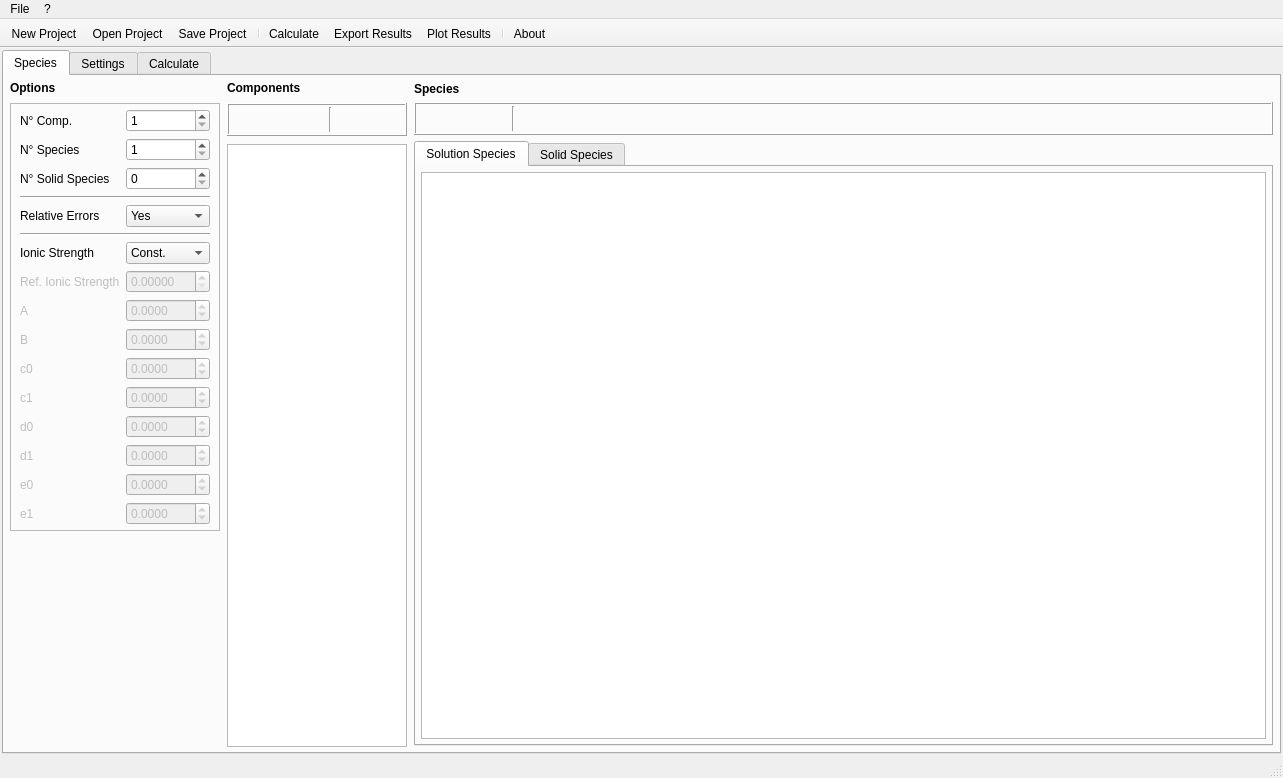
Kastakin/PyES, file src/main/python/pyes/ui/PyES_main.ui: the form before one commit.
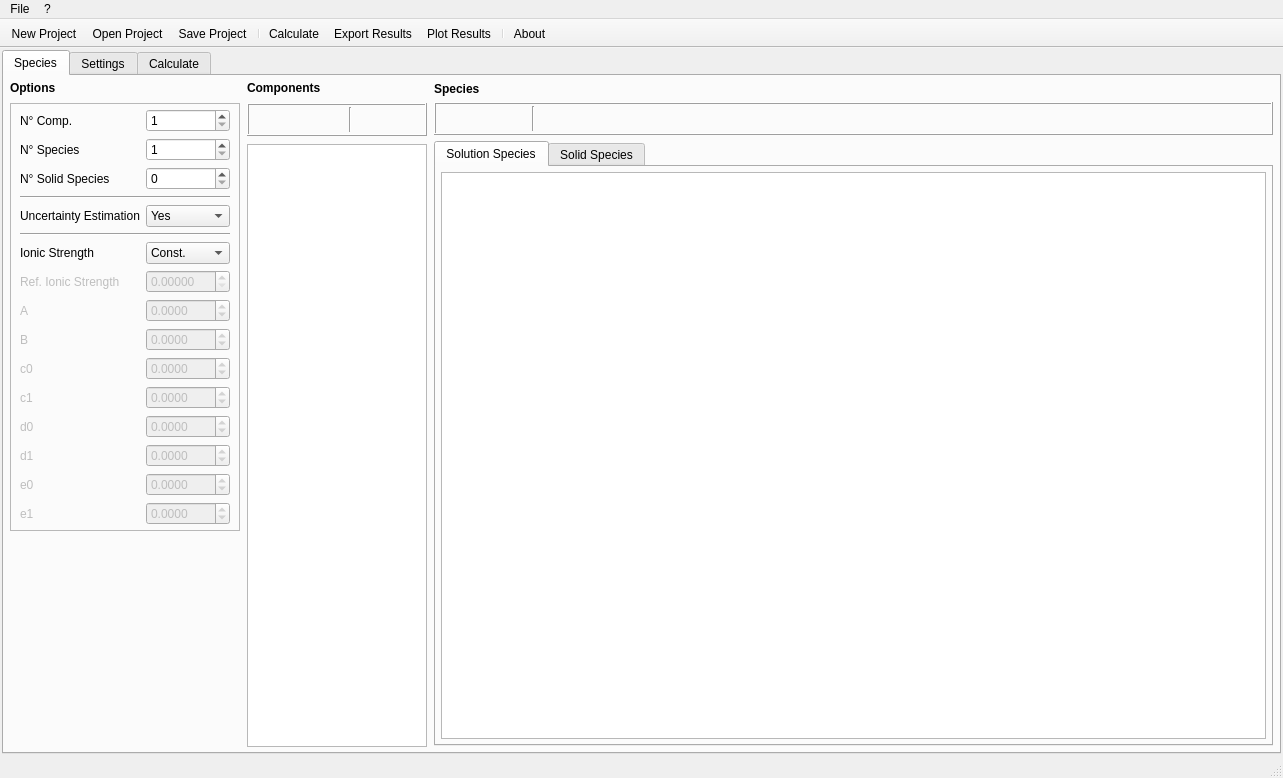
The form after the commit. Icons and pictures are not drawn.

Commit message: [enh] Rename errors uncertainty to avoid confusion

Diff of the .ui file:
```diff
--- a/src/main/python/pyes/ui/PyES_main.ui
+++ b/src/main/python/pyes/ui/PyES_main.ui
@@ -279,7 +279,7 @@
                  <item row="6" column="0">
                   <widget class="QLabel" name="relErrorMode_label">
                    <property name="text">
-                    <string>Relative Errors</string>
+                    <string>Uncertainty Estimation</string>
                    </property>
                   </widget>
                  </item>
```
Left out of the diff: 8 changed lines with no effect on the pictures. The commit also changes 14 other files.
